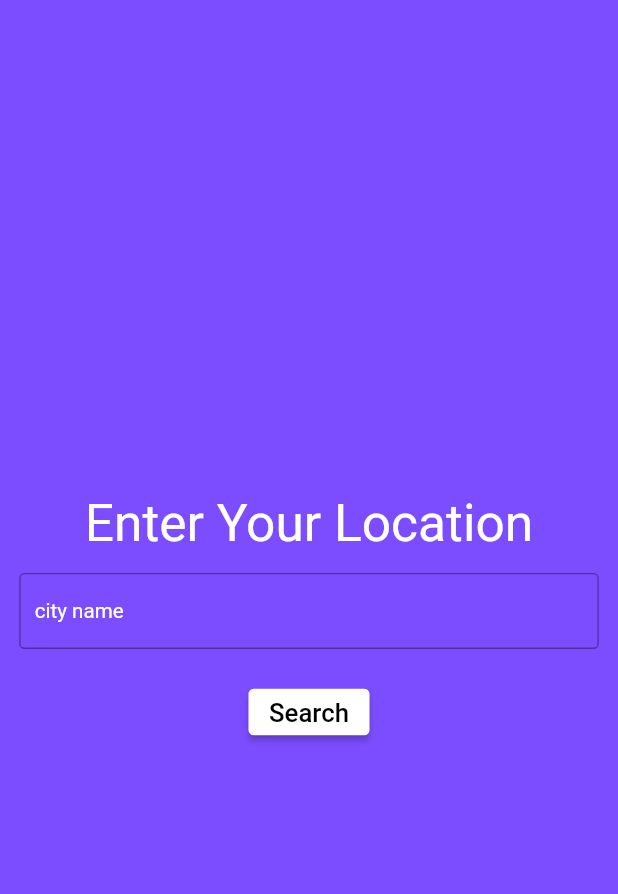
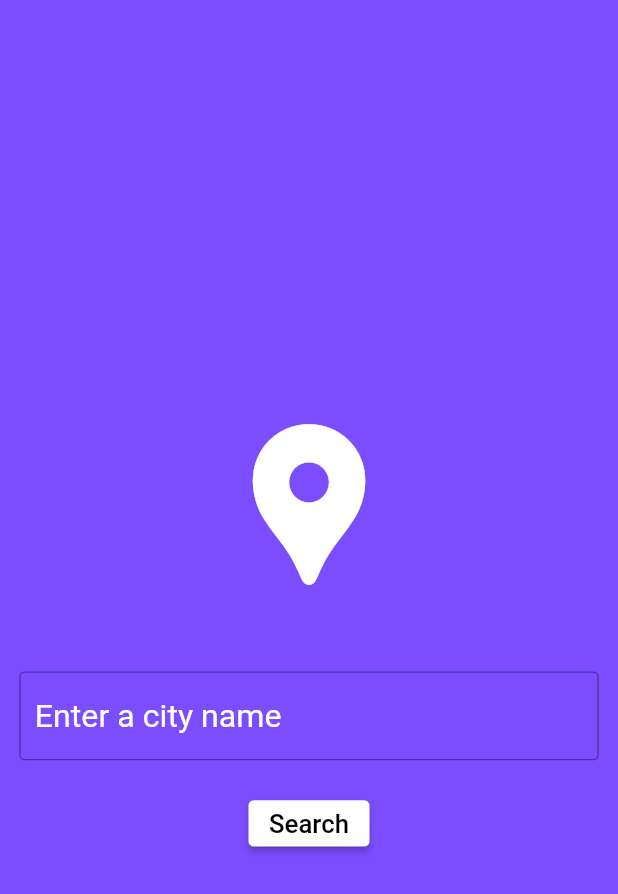
Before and after one commit to DerrickWilliamson/gale_force, a Flutter app: the screen it shows after launch, on a phone screen of 412 x 824 dp. Shown: the top 894 px of the screen. Run offline on Flutter 3.47's test engine with Material 2 defaults, Android fonts, the phone set to English and light mode, and no system bars; our stand-ins replace bloc, equatable, responsive_framework.

Commit message:
additional work on location screen

```diff
--- a/lib/views/screens/location_screen.dart
+++ b/lib/views/screens/location_screen.dart
@@ -13,22 +13,22 @@ class LocationScreen extends StatelessWidget {
           child: Column(
             mainAxisAlignment: MainAxisAlignment.center,
             children: [
-              const Text(
-                'Enter Your Location',
-                style: TextStyle(
-                  fontSize: 40.0,
-                  color: Colors.white,
-                ),
+              const SizedBox(height: 20.0),
+              const Icon(
+                Icons.location_pin,
+                size: 150.0,
+                color: Colors.white,
               ),
+              const SizedBox(height: 40.0),
               Padding(
                 padding: const EdgeInsets.all(15.0),
                 child: TextFormField(
                   decoration: const InputDecoration(
                     border: OutlineInputBorder(),
-                    hintText: 'city name',
+                    hintText: 'Enter a city name',
                     hintStyle: TextStyle(color: Colors.white),
                   ),
-                  style: const TextStyle(color: Colors.white),
+                  style: const TextStyle(color: Colors.white, fontSize: 25.0),
                 ),
               ),
               const SizedBox(
```
